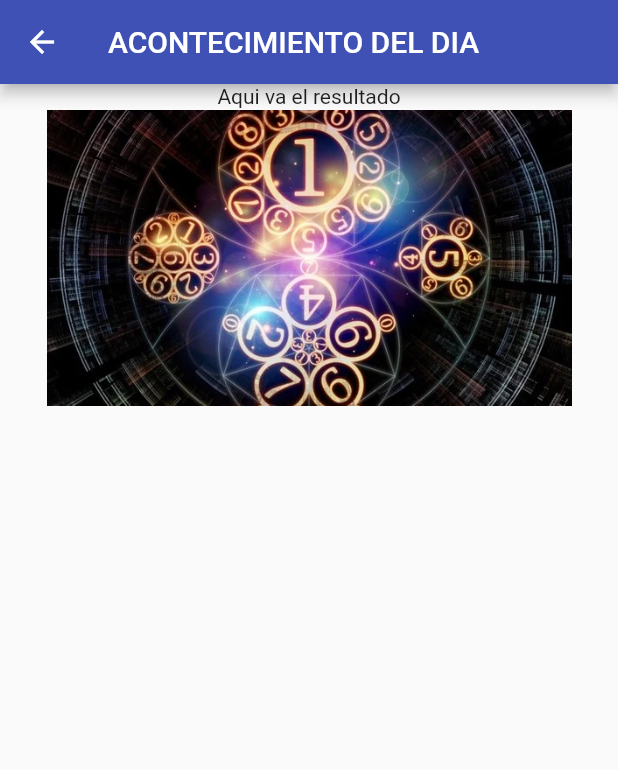
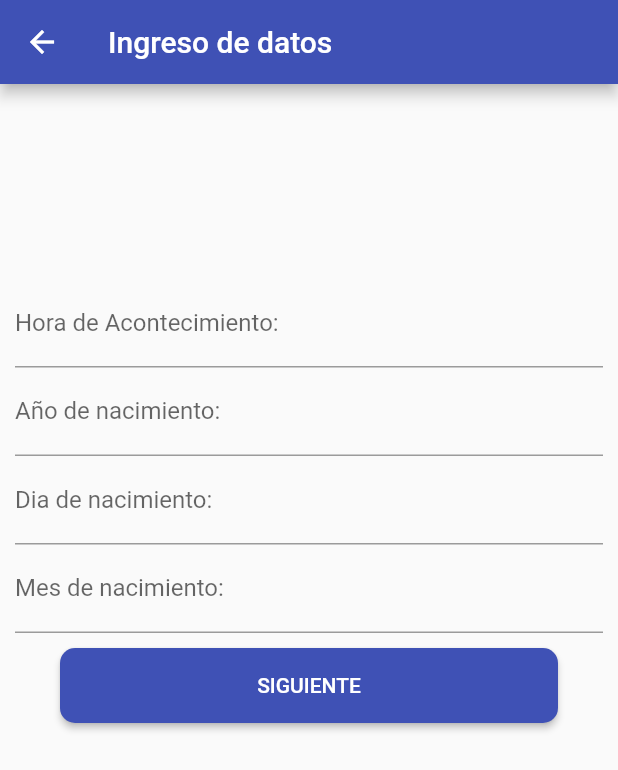
Before and after one commit to Grupo12-IHC/Laboratorio05, a Flutter app: the Menu screen opened by its route, after a tap on "ACONTECIMIENTO DEL DIA", on a phone screen of 412 x 824 dp. Shown: the top 770 px of the screen. Run offline on Flutter 3.47's test engine with Material 2 defaults, Android fonts, the phone set to English and light mode, and no system bars.

Commit message:
Creando formularios

```diff
--- a/lib/main.dart
+++ b/lib/main.dart
@@ -18,6 +18,7 @@ class MyApp extends StatelessWidget {
           "/parte1" : (BuildContext context) => Parte1(),
           "/parte2" : (BuildContext context) => Parte2(),
           "/parte3" : (BuildContext context) => Parte3(),
+          "/DatosDia" : (BuildContext context) => DatosDia(),
           "/parte4" : (BuildContext context) => Parte4(),
           "/parte5" : (BuildContext context) => Parte5(),
         } ,
@@ -105,9 +106,20 @@ class Bienvenida extends StatelessWidget {
   );
 }
 class Inicio extends StatelessWidget{
+
+  String nameValue;
+  int mesValue;
+  int yearValue;
+  int diaValue;
+
+  final formKey = GlobalKey<FormState>();
+
   @override
   Widget build(BuildContext context) {
     return new Scaffold(
+      appBar: AppBar(
+          title: Text('Ingreso de datos')
+      ),
       body: Container(
         padding: EdgeInsets.only(
             top: 130,
@@ -115,12 +127,63 @@ class Inicio extends StatelessWidget{
             right: 10,
             left: 10
         ),
+        key:formKey,
+        child: Column(
+          crossAxisAlignment: CrossAxisAlignment.start,
+          children: <Widget>[
+            TextFormField(
+              decoration: InputDecoration(labelText: "Nombre Completo:"),
+              onSaved: (value){
+                nameValue = value;
+              },
+              validator:(value){
+                if(value.isEmpty){
+                  return 'Campo Obligatorio';
+                }
+                return null;
+              },
+            ),
+            TextFormField(
+              decoration: InputDecoration(labelText: "Año de nacimiento:"),
+              keyboardType: TextInputType.number,
+              onSaved: (value){
+                yearValue = value as int;
+              },
+              validator: (value){
+                if(value.isEmpty){
+                  return 'Campo Obligatorio';
+                }
+                return null;
+              },
+            ),
+            TextFormField(
+              decoration: InputDecoration(labelText: "Dia de nacimiento:"),
+              keyboardType: TextInputType.number,
+              onSaved: (value){
+                diaValue = value as int;
+              },
+              validator: (value){
+                if(value.isEmpty){
+                  return 'Campo Obligatorio';
+                }
+                return null;
+              },
+            ),
+            TextFormField(
+              decoration: InputDecoration(labelText: "Mes de nacimiento:"),
+              keyboardType: TextInputType.number,
+              onSaved: (value){
+                mesValue = value as int;
+              },
+              validator: (value){
+                if(value.isEmpty){
+                  return 'Campo Obligatorio';
+                }
+                return null;
+              },
+            ),
+            // Aqui es donde se solicitan los datos.
 
-        child: Column(
-          children: [
-            Row(
-              // Aqui es donde se solicitan los datos.
-            ),
             Row(
               mainAxisAlignment: MainAxisAlignment.center,
               children: <Widget>[
@@ -132,6 +195,7 @@ class Inicio extends StatelessWidget{
                         borderRadius: BorderRadius.circular(10.0)),
                     onPressed: () {
                       Navigator.pushNamed(context, "/menu");
+                      //validacion(context);
                     },
                     child: SizedBox(
                       width: 300,
@@ -154,6 +218,12 @@ class Inicio extends StatelessWidget{
       ),
     );
   }
+/*void validadcion(BuildContext context){
+    if(formKey.currentState.validate()){
+      formKey.currentState.save();
+      Navigator.of(context).pushNamed("/menu");
+    }
+  }*/
 }
 class Parte1 extends StatelessWidget{
   @override
@@ -263,6 +333,127 @@ class Parte3 extends StatelessWidget{
     ),
   );
 }
+class DatosDia extends StatelessWidget{
+
+  int horaValue;
+  int mesValue;
+  int yearValue;
+  int diaValue;
+
+  final formKey = GlobalKey<FormState>();
+
+  @override
+  Widget build(BuildContext context) {
+    return new Scaffold(
+      appBar: AppBar(
+          title: Text('Ingreso de datos')
+      ),
+      body: Container(
+        padding: EdgeInsets.only(
+            top: 130,
+            bottom: 10,
+            right: 10,
+            left: 10
+        ),
+        key:formKey,
+        child: Column(
+          crossAxisAlignment: CrossAxisAlignment.start,
+          children: <Widget>[
+            TextFormField(
+              decoration: InputDecoration(labelText: "Hora de Acontecimiento:"),
+              keyboardType: TextInputType.number,
+              onSaved: (value){
+                horaValue = value as int;
+              },
+              validator:(value){
+                if(value.isEmpty){
+                  return 'Campo Obligatorio';
+                }
+                return null;
+              },
+            ),
+            TextFormField(
+              decoration: InputDecoration(labelText: "Año de nacimiento:"),
+              keyboardType: TextInputType.number,
+              onSaved: (value){
+                yearValue = value as int;
+              },
+              validator: (value){
+                if(value.isEmpty){
+                  return 'Campo Obligatorio';
+                }
+                return null;
+              },
+            ),
+            TextFormField(
+              decoration: InputDecoration(labelText: "Dia de nacimiento:"),
+              keyboardType: TextInputType.number,
+              onSaved: (value){
+                diaValue = value as int;
+              },
+              validator: (value){
+                if(value.isEmpty){
+                  return 'Campo Obligatorio';
+                }
+                return null;
+              },
+            ),
+            TextFormField(
+              decoration: InputDecoration(labelText: "Mes de nacimiento:"),
+              keyboardType: TextInputType.number,
+              onSaved: (value){
+                mesValue = value as int;
+              },
+              validator: (value){
+                if(value.isEmpty){
+                  return 'Campo Obligatorio';
+                }
+                return null;
+              },
+            ),
+            // Aqui es donde se solicitan los datos.
+
+            Row(
+              mainAxisAlignment: MainAxisAlignment.center,
+              children: <Widget>[
+                Padding(
+                  padding: EdgeInsets.all(10),
+                  child: RaisedButton(
+                    color: Colors.indigo,
+                    shape: new RoundedRectangleBorder(
+                        borderRadius: BorderRadius.circular(10.0)),
+                    onPressed: () {
+                      Navigator.pushNamed(context, "/parte4");
+                      //validacion(context);
+                    },
+                    child: SizedBox(
+                      width: 300,
+                      height: 50,
+                      child: Center(
+                        child: Text("SIGUIENTE",
+                          textAlign: TextAlign.center,
+                          style: TextStyle(
+                            color: Colors.white,
+                          ),
+                        ),
+                      ),
+                    ),
+                  ),
+                )
+              ],
+            )
+          ],
+        ),
+      ),
+    );
+  }
+/*void validadcion(BuildContext context){
+    if(formKey.currentState.validate()){
+      formKey.currentState.save();
+      Navigator.of(context).pushNamed("/menu");
+    }
+  }*/
+}
 class Parte4 extends StatelessWidget{
   @override
   Widget build(BuildContext context) {
@@ -369,7 +560,7 @@ class Menu extends StatelessWidget {
                         shape: new RoundedRectangleBorder(
                             borderRadius: BorderRadius.circular(10.0)),
                         onPressed: () {
-                          Navigator.pushNamed(context, "/parte4");
+                          Navigator.pushNamed(context, "/DatosDia");
                         },
                         child: SizedBox(
                           width: 250,
```
Lines whose indentation alone changed are shown as unchanged.
